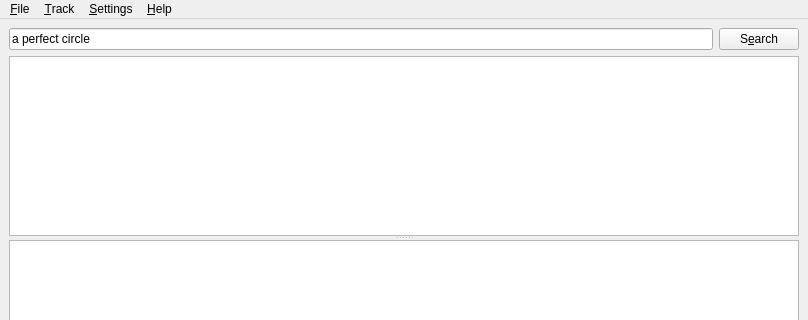
pippijn/libgroove, file src/uic/groovewindow.ui: the form before one commit; both pictures show x 0 to 808 and y 0 to 320 of the 808 by 500 pixel window.
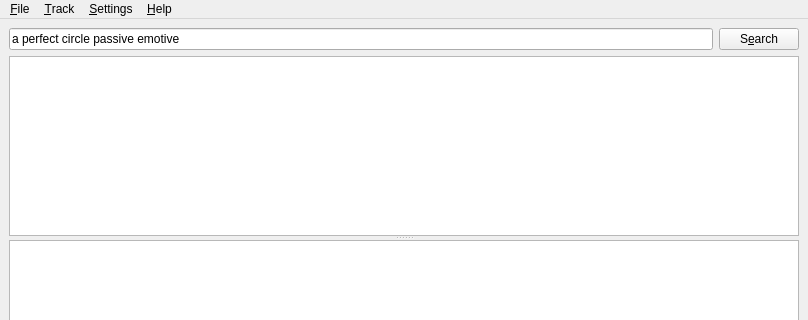
The form after the commit.

Patch:
```diff
--- a/src/uic/groovewindow.ui
+++ b/src/uic/groovewindow.ui
@@ -23,7 +23,7 @@
          <string>Search term</string>
         </property>
         <property name="text">
-         <string>a perfect circle</string>
+         <string>a perfect circle passive emotive</string>
         </property>
        </widget>
       </item>
```
